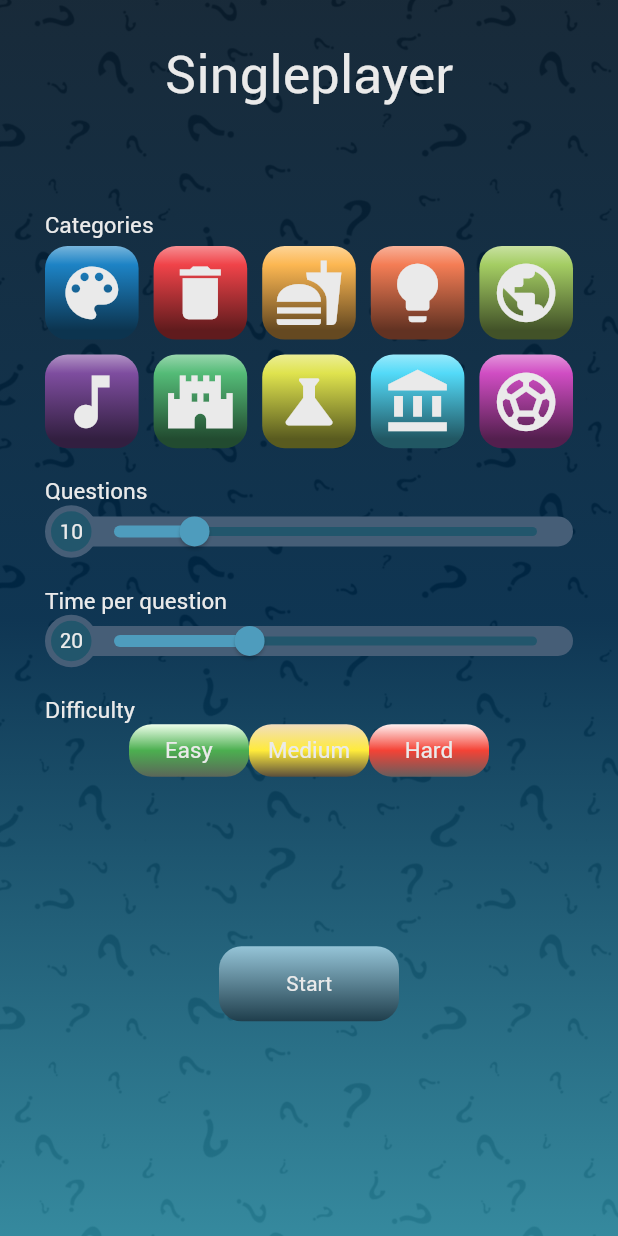
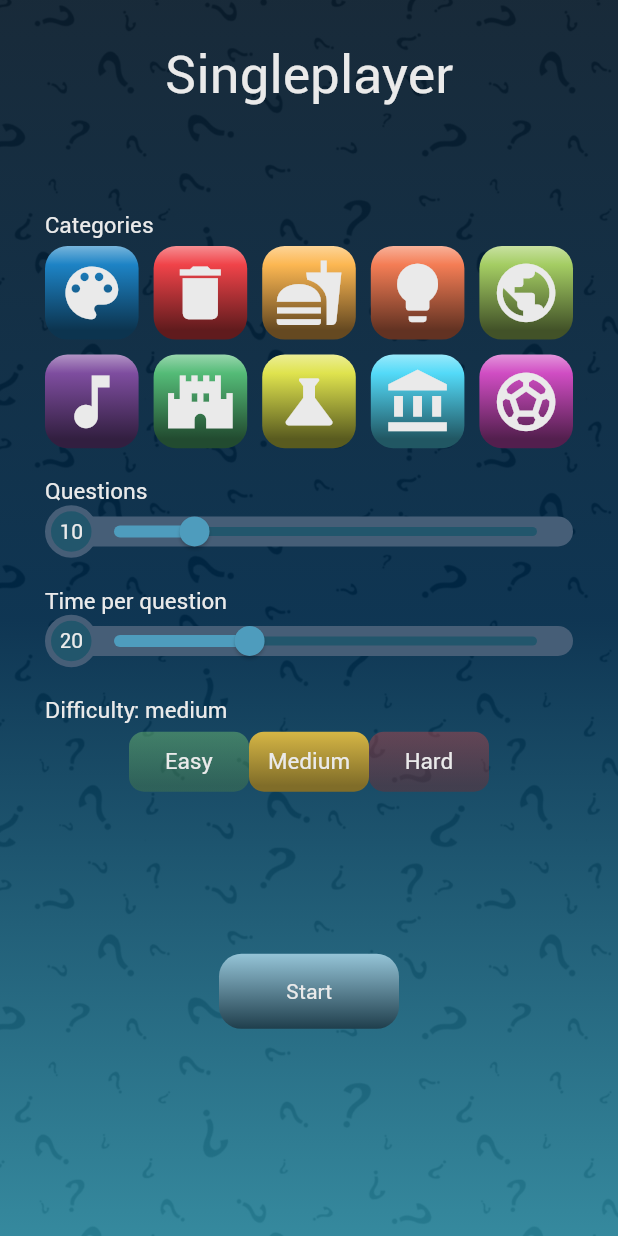
Before and after one commit to gu-tig333-ht22/grupp-1, a Flutter app: the screen it shows after launch, after a tap on "Singleplayer", on a phone screen of 412 x 824 dp. Run offline on Flutter 3.47's test engine with Material 2 defaults, Android fonts, the phone set to English and light mode, and no system bars; our stand-ins replace circular_countdown_timer, simple_gradient_text; missing offline and left inert: flutter_octicons.

Commit message:
Justeringar i settingsview & nav_button

```diff
--- a/lib/components/nav_button.dart
+++ b/lib/components/nav_button.dart
@@ -22,9 +22,6 @@ class NavigationButton extends StatelessWidget {
   // ignore: empty_constructor_bodies
   @override
   Widget build(BuildContext context) {
-    Color color = Themes.colors.blueLight;
-    double opacity = 1;
-
     return Center(
       child: Container(
         height: height,
--- a/lib/views/settings_view.dart
+++ b/lib/views/settings_view.dart
@@ -1,6 +1,7 @@
 import 'package:flutter/material.dart';
 import 'package:flutter_octicons/flutter_octicons.dart';
 import 'package:provider/provider.dart';
+import 'package:template/components/nav_button.dart';
 import 'package:template/theme/theme.dart';
 import '../data/game_session.dart';
 
@@ -300,116 +301,71 @@ class DifficultyRow extends StatelessWidget {
   @override
   Widget build(BuildContext context) {
     String difficulty = Provider.of<GameSession>(context).chosenDifficulty;
+    double easyOpacity = 0.4;
+    double mediumOpacity = 1;
+    double hardOpacity = 0.4;
+
+    if (difficulty == "easy") {
+      easyOpacity = 1;
+      mediumOpacity = 0.4;
+      hardOpacity = 0.4;
+    }
+
+    if (difficulty == "medium") {
+      easyOpacity = 0.4;
+      mediumOpacity = 1;
+      hardOpacity = 0.4;
+    }
+
+    if (difficulty == "hard") {
+      easyOpacity = 0.4;
+      mediumOpacity = 0.4;
+      hardOpacity = 1;
+    }
     return Column(
       crossAxisAlignment: CrossAxisAlignment.start,
       children: [
         Text(
-          'Difficulty',
+          'Difficulty: $difficulty',
           style: TextStyle(color: Themes.colors.whiteBackground, fontSize: 15),
         ),
+        SizedBox(height: 5),
         Row(
           mainAxisAlignment: MainAxisAlignment.center,
           children: [
             //
 
             //
-            Container(
+            NavigationButton(
+                text: Text("Easy", style: Themes.textStyle.headline3),
                 width: 80,
-              height: 35,
-              decoration: BoxDecoration(
-                borderRadius: BorderRadius.circular(15),
-                gradient: LinearGradient(
-                  begin: Alignment.topCenter,
-                  end: Alignment.bottomCenter,
-                  colors: [
-                    Themes.icons.lightenColor(Themes.colors.greenLight, 40),
-                    Colors.green,
-                    Themes.icons.darkenColor(Themes.colors.greenLight, 60)
-                  ],
-                  stops: [0, 0.5, 1],
-                ),
-              ),
-              child: TextButton(
-                onPressed: () {
+                height: 40,
+                color: Themes.colors.green.withOpacity(easyOpacity),
+                onPressed: () =>
                     Provider.of<GameSession>(context, listen: false)
-                      .updateDifficulty("easy");
-                },
-                child: Text(
-                  'Easy',
-                  style: TextStyle(
-                    color: Themes.colors.whiteBackground,
-                    fontSize: 15,
-                  ),
-                ),
-              ),
-            ),
+                        .updateDifficulty("easy")),
+
             //
 
-            //
-            Container(
+            NavigationButton(
+                text: Text("Medium", style: Themes.textStyle.headline3),
                 width: 80,
-              height: 35,
-              decoration: BoxDecoration(
-                borderRadius: BorderRadius.circular(15),
-                gradient: LinearGradient(
-                  begin: Alignment.topCenter,
-                  end: Alignment.bottomCenter,
-                  colors: [
-                    Themes.icons.lightenColor(Themes.colors.yellowLight, 40),
-                    Colors.yellow,
-                    Themes.icons.darkenColor(Themes.colors.yellowLight, 60)
-                  ],
-                  stops: [0, 0.5, 1],
-                ),
-              ),
-              child: TextButton(
-                onPressed: () {
+                height: 40,
+                color: Themes.colors.yellow.withOpacity(mediumOpacity),
+                onPressed: () =>
                     Provider.of<GameSession>(context, listen: false)
-                      .updateDifficulty("medium");
-                },
-                child: Text(
-                  'Medium',
-                  style: TextStyle(
-                    color: Themes.colors.whiteBackground,
-                    fontSize: 15,
-                  ),
-                ),
-              ),
-            ),
+                        .updateDifficulty("medium")),
+
             //
 
-            //
-            Container(
+            NavigationButton(
+                text: Text("Hard", style: Themes.textStyle.headline3),
                 width: 80,
-              height: 35,
-              decoration: BoxDecoration(
-                borderRadius: BorderRadius.circular(15),
-                gradient: LinearGradient(
-                  begin: Alignment.topCenter,
-                  end: Alignment.bottomCenter,
-                  colors: [
-                    Themes.icons.lightenColor(Themes.colors.redLight, 40),
-                    Colors.red,
-                    Themes.icons.darkenColor(Themes.colors.redLight, 60)
-                  ],
-                  stops: [0, 0.5, 1],
-                ),
-              ),
-              child: TextButton(
-                onPressed: () {
+                height: 40,
+                color: Themes.colors.red.withOpacity(hardOpacity),
+                onPressed: () =>
                     Provider.of<GameSession>(context, listen: false)
-                      .updateDifficulty("hard");
-                },
-                child: Text(
-                  'Hard',
-                  style: TextStyle(
-                    color: Themes.colors.whiteBackground,
-                    fontSize: 15,
-                  ),
-                ),
-              ),
-            ),
-            //
+                        .updateDifficulty("hard")),
 
             //
           ],
```
Also changed, not shown: pubspec.lock. Lines whose indentation alone changed are shown as unchanged.
